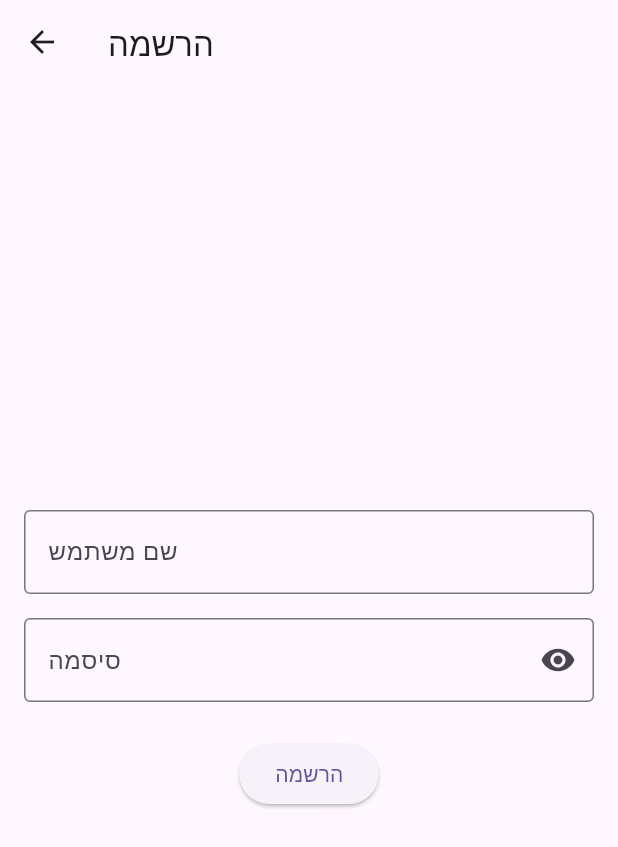
After one commit to orimeged/AI_summary, a Flutter app: the screen it shows after launch, after a tap on "התחבר", after a tap on the "logout" icon, after a tap on "אין לך חשבון? הירשם כאן", on a phone screen of 412 x 824 dp. The commit adds this screen. Shown: the top 847 px of the screen. Run offline on Flutter 3.47's test engine with Material 3 defaults, Android fonts, the phone set to English and light mode, and no system bars; our stand-ins replace cloud_firestore, flutter_gemini, permission_handler, speech_to_text; accounts and stored records are empty; Roboto replaces fonts that are missing (Heebo).

Commit message:
I added a registration screen and also saved data in the db using Firestore.

```diff
--- a/lib/screens/login_screen.dart
+++ b/lib/screens/login_screen.dart
@@ -1,6 +1,8 @@
 import 'package:flutter/material.dart';
+import 'package:cloud_firestore/cloud_firestore.dart';
 import '../models/user.dart';
 import 'home_screen.dart';
+import 'register_screen.dart';
 
 class LoginScreen extends StatefulWidget {
   @override
@@ -8,32 +10,51 @@ class LoginScreen extends StatefulWidget {
 }
 
 class _LoginScreenState extends State<LoginScreen> {
-  final _emailController = TextEditingController();
   final _passwordController = TextEditingController();
   final _nameController = TextEditingController();
+  final CollectionReference _usersCollection =
+      FirebaseFirestore.instance.collection('users'); // Firestore collection
   bool _isLoading = false;
   bool _isPasswordVisible = false;
 
   Future<void> _handleLogin() async {
     setState(() => _isLoading = true);
 
-    // בדיקת הרשאות
+    try {
+      // בדיקת אם המשתמש כבר קיים
+      final userDoc = await _usersCollection.doc(_nameController.text).get();
+      if (userDoc.exists) {
+        final data = userDoc.data() as Map<String, dynamic>;
         bool isAdmin = _passwordController.text == "admin";
-
+        if (data['password'] == _passwordController.text) {
+          // מעבר למסך הראשי
           User user = User(
             name: _nameController.text,
             isAdmin: isAdmin,
           );
-
-    await Future.delayed(Duration(seconds: 2)); // Simulate network request
-
-    setState(() => _isLoading = false);
-
           Navigator.pushReplacement(
             context,
             MaterialPageRoute(
               builder: (context) => HomeScreen(user: user),
             ),
+          );
+        } else {
+          _showError("סיסמה שגויה!");
+        }
+      } else {
+        _showError("משתמש לא נמצא!");
+      }
+    } catch (e) {
+      print("שגיאה בהתחברות: $e");
+      _showError("שגיאה בהתחברות.");
+    } finally {
+      setState(() => _isLoading = false);
+    }
+  }
+
+  void _showError(String message) {
+    ScaffoldMessenger.of(context).showSnackBar(
+      SnackBar(content: Text(message)),
     );
   }
 
@@ -60,13 +81,13 @@ class _LoginScreenState extends State<LoginScreen> {
                   mainAxisAlignment: MainAxisAlignment.center,
                   children: [
                     Icon(
-                      Icons.school,
+                      Icons.person,
                       size: 80,
                       color: Colors.white,
                     ),
                     SizedBox(height: 20),
                     Text(
-                      'סיכום שיעור חכם',
+                      'מסך התחברות',
                       style: TextStyle(
                         fontSize: 28,
                         fontWeight: FontWeight.bold,
@@ -87,7 +108,7 @@ class _LoginScreenState extends State<LoginScreen> {
                             TextField(
                               controller: _nameController,
                               decoration: InputDecoration(
-                                labelText: 'שם',
+                                labelText: 'שם משתמש',
                                 prefixIcon: Icon(Icons.person),
                                 border: OutlineInputBorder(
                                   borderRadius: BorderRadius.circular(12),
@@ -95,7 +116,6 @@ class _LoginScreenState extends State<LoginScreen> {
                               ),
                             ),
                             SizedBox(height: 16),
-
                             TextField(
                               controller: _passwordController,
                               decoration: InputDecoration(
@@ -143,11 +163,13 @@ class _LoginScreenState extends State<LoginScreen> {
                         ),
                       ),
                     ),
-
                     SizedBox(height: 16),
                     TextButton(
                       onPressed: () {
-                        // Add registration navigation
+                        Navigator.push(
+                          context,
+                          MaterialPageRoute(builder: (context) => RegisterScreen()),
+                        );
                       },
                       child: Text(
                         'אין לך חשבון? הירשם כאן',
--- /dev/null
+++ b/lib/screens/register_screen.dart
@@ -0,0 +1,100 @@
+import 'package:flutter/material.dart';
+import 'package:cloud_firestore/cloud_firestore.dart';
+import 'login_screen.dart';
+
+class RegisterScreen extends StatefulWidget {
+  @override
+  _RegisterScreenState createState() => _RegisterScreenState();
+}
+
+class _RegisterScreenState extends State<RegisterScreen> {
+  final _nameController = TextEditingController();
+  final _passwordController = TextEditingController();
+  final CollectionReference _usersCollection =
+      FirebaseFirestore.instance.collection('users'); // Firestore collection
+  bool _isLoading = false;
+  bool _isPasswordVisible = false;
+
+  Future<void> _handleRegister() async {
+    setState(() => _isLoading = true);
+
+    try {
+      // בדיקת אם המשתמש כבר קיים
+      final userDoc = await _usersCollection.doc(_nameController.text).get();
+      if (userDoc.exists) {
+        _showError("משתמש כבר קיים!");
+      } else {
+        // יצירת משתמש חדש
+        await _usersCollection.doc(_nameController.text).set({
+          'username': _nameController.text,
+          'password': _passwordController.text,
+        });
+        Navigator.pushReplacement(
+          context,
+          MaterialPageRoute(builder: (context) => LoginScreen()),
+        );
+      }
+    } catch (e) {
+      print("שגיאה בהרשמה: $e");
+      _showError("שגיאה בהרשמה.");
+    } finally {
+      setState(() => _isLoading = false);
+    }
+  }
+
+  void _showError(String message) {
+    ScaffoldMessenger.of(context).showSnackBar(
+      SnackBar(content: Text(message)),
+    );
+  }
+
+  @override
+  Widget build(BuildContext context) {
+    return Scaffold(
+      appBar: AppBar(
+        title: Text('הרשמה'),
+      ),
+      body: Padding(
+        padding: const EdgeInsets.all(16.0),
+        child: Column(
+          mainAxisAlignment: MainAxisAlignment.center,
+          children: [
+            TextField(
+              controller: _nameController,
+              decoration: InputDecoration(
+                labelText: 'שם משתמש',
+                border: OutlineInputBorder(),
+              ),
+            ),
+            SizedBox(height: 16),
+            TextField(
+              controller: _passwordController,
+              decoration: InputDecoration(
+                labelText: 'סיסמה',
+                border: OutlineInputBorder(),
+                suffixIcon: IconButton(
+                  icon: Icon(
+                    _isPasswordVisible ? Icons.visibility_off : Icons.visibility,
+                  ),
+                  onPressed: () {
+                    setState(() {
+                      _isPasswordVisible = !_isPasswordVisible;
+                    });
+                  },
+                ),
+              ),
+              obscureText: !_isPasswordVisible,
+            ),
+            SizedBox(height: 24),
+            ElevatedButton(
+              onPressed: _isLoading ? null : _handleRegister,
+              child: _isLoading
+                  ? CircularProgressIndicator(color: Colors.white)
+                  : Text('הרשמה'),
+            ),
+          ],
+        ),
+      ),
+    );
+  }
+}
```
Lines whose indentation alone changed are shown as unchanged.
